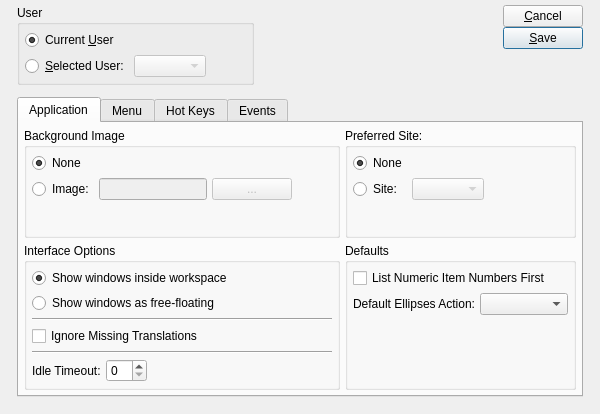
Before: the Qt Designer form guiclient/userPreferences.ui in Pegasus-RPG/xtuple-client, drawn with Qt 5.
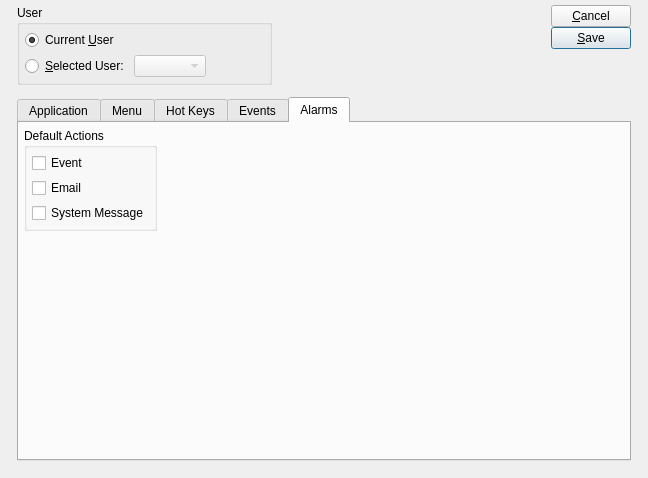
After: the same form once the commit is applied. The open tabs and pages were chosen to show the change. Custom widgets are drawn as their Qt base class.

Commit message: Issue #7252:changes for alarms

```diff
--- a/guiclient/userPreferences.ui
+++ b/guiclient/userPreferences.ui
@@ -5,8 +5,8 @@
    <rect>
     <x>0</x>
     <y>0</y>
-    <width>600</width>
-    <height>414</height>
+    <width>648</width>
+    <height>478</height>
    </rect>
   </property>
   <property name="windowTitle" >
@@ -1215,6 +1215,82 @@
          </item>
         </layout>
        </widget>
+       <widget class="QWidget" name="_alarms" >
+        <attribute name="title" >
+         <string>Alarms</string>
+        </attribute>
+        <layout class="QVBoxLayout" >
+         <item>
+          <layout class="QHBoxLayout" >
+           <item>
+            <widget class="QGroupBox" name="_alarmActionGroup" >
+             <property name="title" >
+              <string>Default Actions</string>
+             </property>
+             <layout class="QVBoxLayout" >
+              <item>
+               <widget class="XCheckBox" name="_alarmEvent" >
+                <property name="text" >
+                 <string>Event</string>
+                </property>
+                <property name="forgetful" >
+                 <bool>true</bool>
+                </property>
+               </widget>
+              </item>
+              <item>
+               <widget class="XCheckBox" name="_alarmEmail" >
+                <property name="text" >
+                 <string>Email</string>
+                </property>
+                <property name="forgetful" >
+                 <bool>true</bool>
+                </property>
+               </widget>
+              </item>
+              <item>
+               <widget class="XCheckBox" name="_alarmSysmsg" >
+                <property name="text" >
+                 <string>System Message</string>
+                </property>
+                <property name="forgetful" >
+                 <bool>true</bool>
+                </property>
+               </widget>
+              </item>
+             </layout>
+            </widget>
+           </item>
+           <item>
+            <spacer>
+             <property name="orientation" >
+              <enum>Qt::Horizontal</enum>
+             </property>
+             <property name="sizeHint" >
+              <size>
+               <width>261</width>
+               <height>20</height>
+              </size>
+             </property>
+            </spacer>
+           </item>
+          </layout>
+         </item>
+         <item>
+          <spacer>
+           <property name="orientation" >
+            <enum>Qt::Vertical</enum>
+           </property>
+           <property name="sizeHint" >
+            <size>
+             <width>20</width>
+             <height>40</height>
+            </size>
+           </property>
+          </spacer>
+         </item>
+        </layout>
+       </widget>
       </widget>
      </item>
     </layout>
@@ -1229,6 +1305,11 @@
    <extends>XComboBox</extends>
    <header>wcombobox.h</header>
   </customwidget>
+  <customwidget>
+   <class>XCheckBox</class>
+   <extends>QCheckBox</extends>
+   <header>xcheckbox.h</header>
+  </customwidget>
   <customwidget>
    <class>XComboBox</class>
    <extends>QComboBox</extends>
```
The commit also changes 2 other files.
